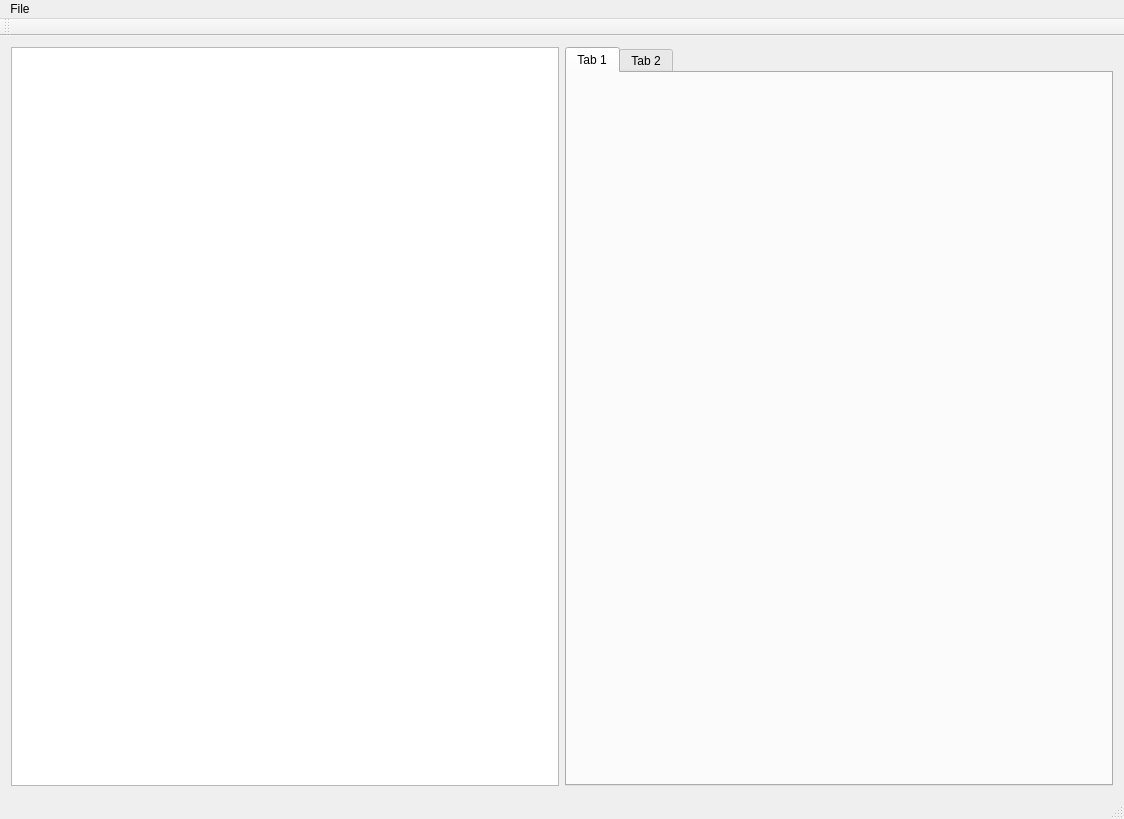
Above: RawRecovery/RawRecovery.ui from Lyarvo4ka/RecoveryProjects before the change. Below: the same form after it.
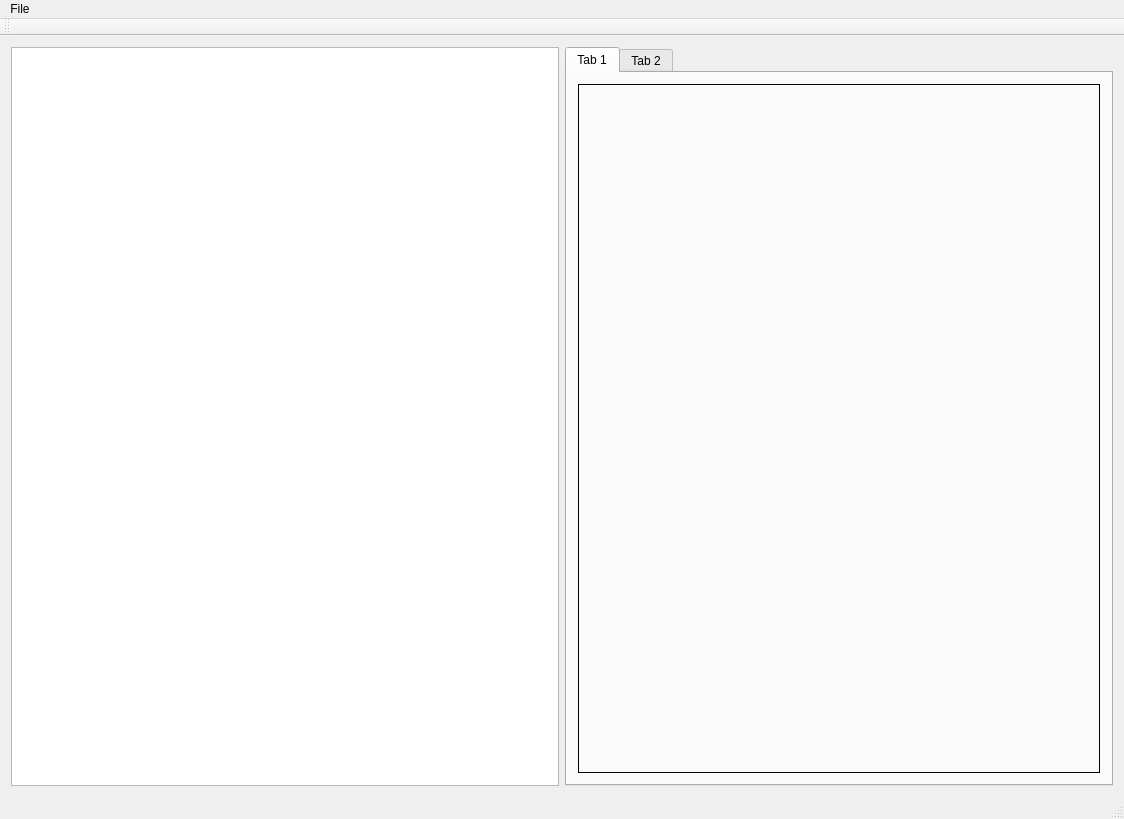
That is the form after the change. The open tabs and pages were chosen to show the change.

The edit to the form file:
```diff
--- a/RawRecovery/RawRecovery.ui
+++ b/RawRecovery/RawRecovery.ui
@@ -32,6 +32,9 @@
          <layout class="QVBoxLayout" name="verticalLayout_3">
           <item>
            <widget class="QStackedWidget" name="stackedWidget">
+            <property name="frameShape">
+             <enum>QFrame::Box</enum>
+            </property>
             <property name="currentIndex">
              <number>0</number>
             </property>
```
Left out of the diff: 2 changed lines with no effect on the pictures.
